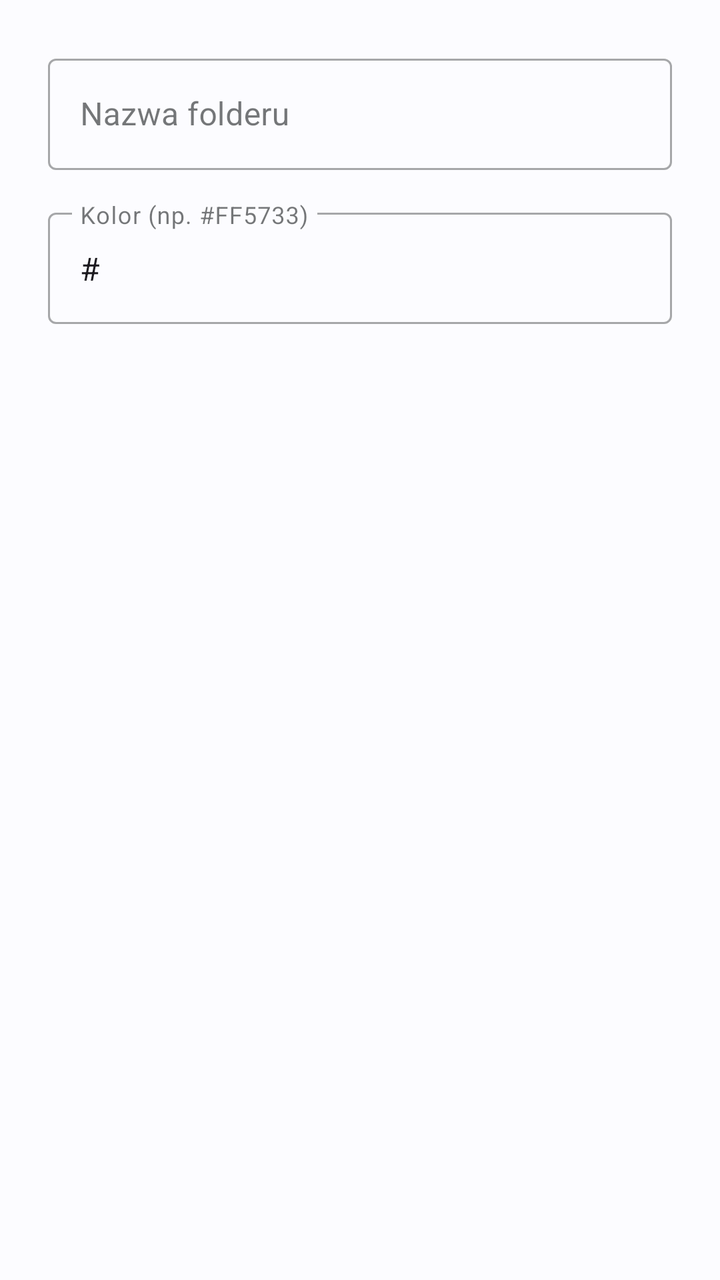
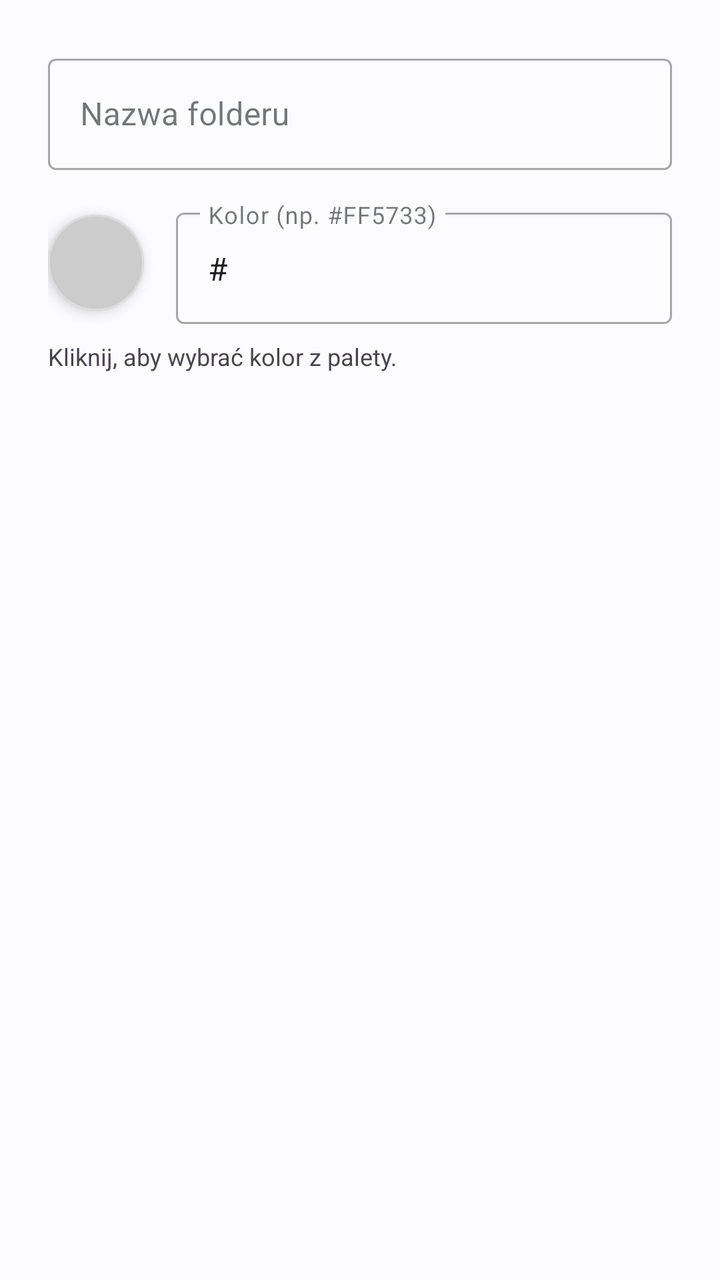

The first picture is an Android layout as it rendered before a commit; the second is the same layout after the commit. The layout source and the unified diff follow.
<!-- AndroidManifest.xml: application theme Theme.Bazunia -->
<!-- res/layout/dialog_create_folder.xml -->
<?xml version="1.0" encoding="utf-8"?>
<LinearLayout xmlns:android="http://schemas.android.com/apk/res/android"
    android:layout_width="match_parent"
    android:layout_height="wrap_content"
    android:orientation="vertical"
    android:padding="24dp">

    <com.google.android.material.textfield.TextInputLayout
        android:layout_width="match_parent"
        android:layout_height="wrap_content"
        style="@style/Widget.MaterialComponents.TextInputLayout.OutlinedBox">

        <com.google.android.material.textfield.TextInputEditText
            android:id="@+id/edit_folder_name"
            android:layout_width="match_parent"
            android:layout_height="wrap_content"
            android:hint="@string/dialog_folder_name_hint" />
    </com.google.android.material.textfield.TextInputLayout>

    <com.google.android.material.textfield.TextInputLayout
        android:layout_width="match_parent"
        android:layout_height="wrap_content"
        android:layout_marginTop="16dp"
        style="@style/Widget.MaterialComponents.TextInputLayout.OutlinedBox">

        <com.google.android.material.textfield.TextInputEditText
            android:id="@+id/edit_folder_color"
            android:layout_width="match_parent"
            android:layout_height="wrap_content"
            android:hint="@string/dialog_folder_color_hint"
            android:text="@string/Hash"/>
    </com.google.android.material.textfield.TextInputLayout>

</LinearLayout>
<!-- resources referenced by this layout -->
<resources>
  <string name="Hash">#</string>
  <string name="dialog_folder_color_hint">Kolor (np. #FF5733)</string>
  <string name="dialog_folder_name_hint">Nazwa folderu</string>
  <style name="Theme.Bazunia" parent="Base.Theme.Bazunia" />
  <style name="Base.Theme.Bazunia" parent="Theme.Material3.DayNight.NoActionBar">
          <item name="colorPrimary">@color/colorPrimary</item>
          <item name="colorOnPrimary">@color/colorOnPrimary</item>
          <item name="colorPrimaryContainer">@color/colorPrimaryContainer</item>
          <item name="colorOnPrimaryContainer">@color/colorOnPrimaryContainer</item>
          <item name="colorSecondary">@color/colorSecondary</item>
          <item name="colorOnSecondary">@color/colorOnSecondary</item>
          <item name="android:colorBackground">@color/colorBackground</item>
          <item name="colorOnBackground">@color/colorOnBackground</item>
          <item name="colorSurface">@color/colorSurface</item>
          <item name="colorOnSurface">@color/colorOnSurface</item>
          <item name="colorSurfaceVariant">@color/colorSurfaceVariant</item>
          <item name="colorOnSurfaceVariant">@color/colorOnSurfaceVariant</item>
      </style>
  <color name="colorPrimary">#00668B</color>
  <color name="colorOnPrimary">#FFFFFF</color>
  <color name="colorPrimaryContainer">#CDE5FF</color>
  <color name="colorOnPrimaryContainer">#001E2D</color>
  <color name="colorSecondary">#4F616E</color>
  <color name="colorOnSecondary">#FFFFFF</color>
  <color name="colorBackground">#FCFCFF</color>
  <color name="colorOnBackground">#191C1E</color>
  <color name="colorSurface">#FCFCFF</color>
  <color name="colorOnSurface">#191C1E</color>
  <color name="colorSurfaceVariant">#DDE3EA</color>
  <color name="colorOnSurfaceVariant">#41484D</color>
</resources>

<!-- the commit's change to res/layout/dialog_create_folder.xml (unified diff, before → after) -->
@@ -1,14 +1,15 @@
 <?xml version="1.0" encoding="utf-8"?>
 <LinearLayout xmlns:android="http://schemas.android.com/apk/res/android"
+    xmlns:app="http://schemas.android.com/apk/res-auto"
     android:layout_width="match_parent"
     android:layout_height="wrap_content"
     android:orientation="vertical"
     android:padding="24dp">
 
     <com.google.android.material.textfield.TextInputLayout
+        style="@style/Widget.MaterialComponents.TextInputLayout.OutlinedBox"
         android:layout_width="match_parent"
-        android:layout_height="wrap_content"
-        style="@style/Widget.MaterialComponents.TextInputLayout.OutlinedBox">
+        android:layout_height="wrap_content">
 
         <com.google.android.material.textfield.TextInputEditText
             android:id="@+id/edit_folder_name"
@@ -17,18 +18,54 @@
             android:hint="@string/dialog_folder_name_hint" />
     </com.google.android.material.textfield.TextInputLayout>
 
-    <com.google.android.material.textfield.TextInputLayout
+    <LinearLayout
         android:layout_width="match_parent"
         android:layout_height="wrap_content"
         android:layout_marginTop="16dp"
-        style="@style/Widget.MaterialComponents.TextInputLayout.OutlinedBox">
+        android:gravity="center_vertical"
+        android:orientation="horizontal">
 
-        <com.google.android.material.textfield.TextInputEditText
-            android:id="@+id/edit_folder_color"
-            android:layout_width="match_parent"
+        <com.google.android.material.card.MaterialCardView
+            android:layout_width="48dp"
+            android:layout_height="48dp"
+            android:layout_marginEnd="16dp"
+            app:cardCornerRadius="24dp"
+            app:cardElevation="4dp"
+            app:strokeWidth="1dp"
+            app:strokeColor="#DDDDDD">
+
+            <View
+                android:id="@+id/view_color_preview"
+                android:layout_width="match_parent"
+                android:layout_height="match_parent"
+                android:background="#CCCCCC"
+                android:clickable="true"
+                android:focusable="true" />
+
+        </com.google.android.material.card.MaterialCardView>
+
+        <com.google.android.material.textfield.TextInputLayout
+            style="@style/Widget.MaterialComponents.TextInputLayout.OutlinedBox"
+            android:layout_width="0dp"
             android:layout_height="wrap_content"
-            android:hint="@string/dialog_folder_color_hint"
-            android:text="@string/Hash"/>
-    </com.google.android.material.textfield.TextInputLayout>
+            android:layout_weight="1">
+
+            <com.google.android.material.textfield.TextInputEditText
+                android:id="@+id/edit_folder_color"
+                android:layout_width="match_parent"
+                android:layout_height="wrap_content"
+                android:hint="@string/dialog_folder_color_hint"
+                android:text="@string/Hash" />
+        </com.google.android.material.textfield.TextInputLayout>
+
+    </LinearLayout>
+
+    <TextView
+        android:layout_width="wrap_content"
+        android:layout_height="wrap_content"
+        android:layout_marginTop="8dp"
+        android:text="@string/color_picker_text"
+        android:textSize="12sp"
+        android:textColor="?android:attr/textColorSecondary"/>
 
 </LinearLayout>
<!-- resource entries referenced after the edit -->
@@ -1,6 +1,7 @@
 <!-- resources referenced by this layout -->
 <resources>
   <string name="Hash">#</string>
+  <string name="color_picker_text">Kliknij, aby wybrać kolor z palety.</string>
   <string name="dialog_folder_color_hint">Kolor (np. #FF5733)</string>
   <string name="dialog_folder_name_hint">Nazwa folderu</string>
   <style name="Theme.Bazunia" parent="Base.Theme.Bazunia" />
